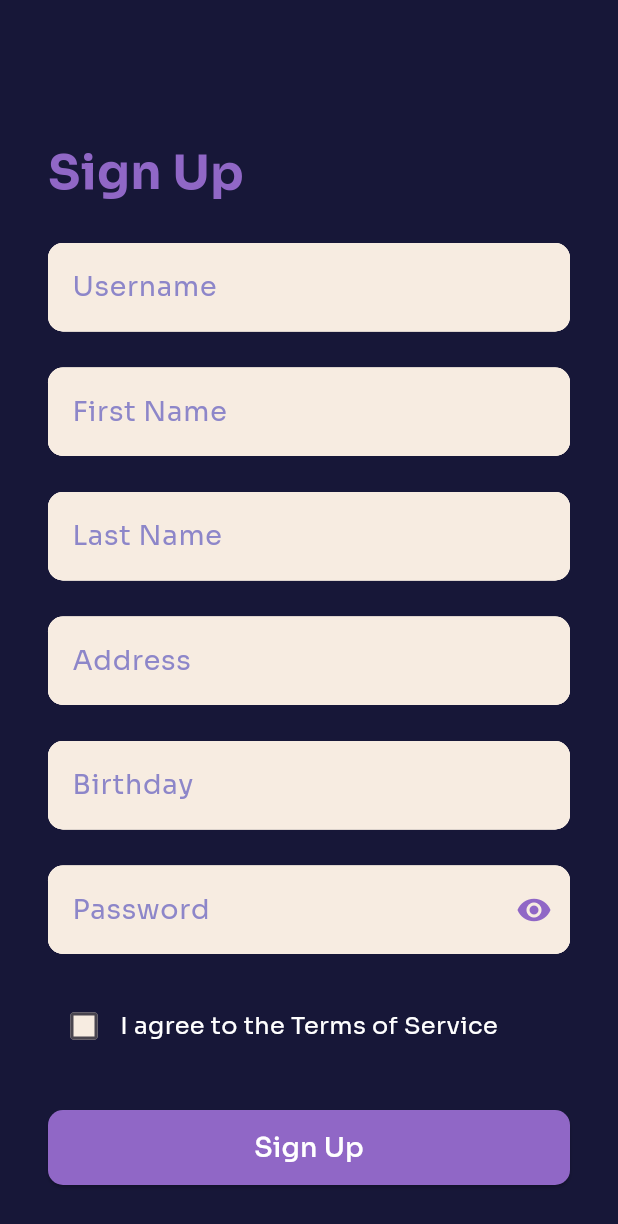
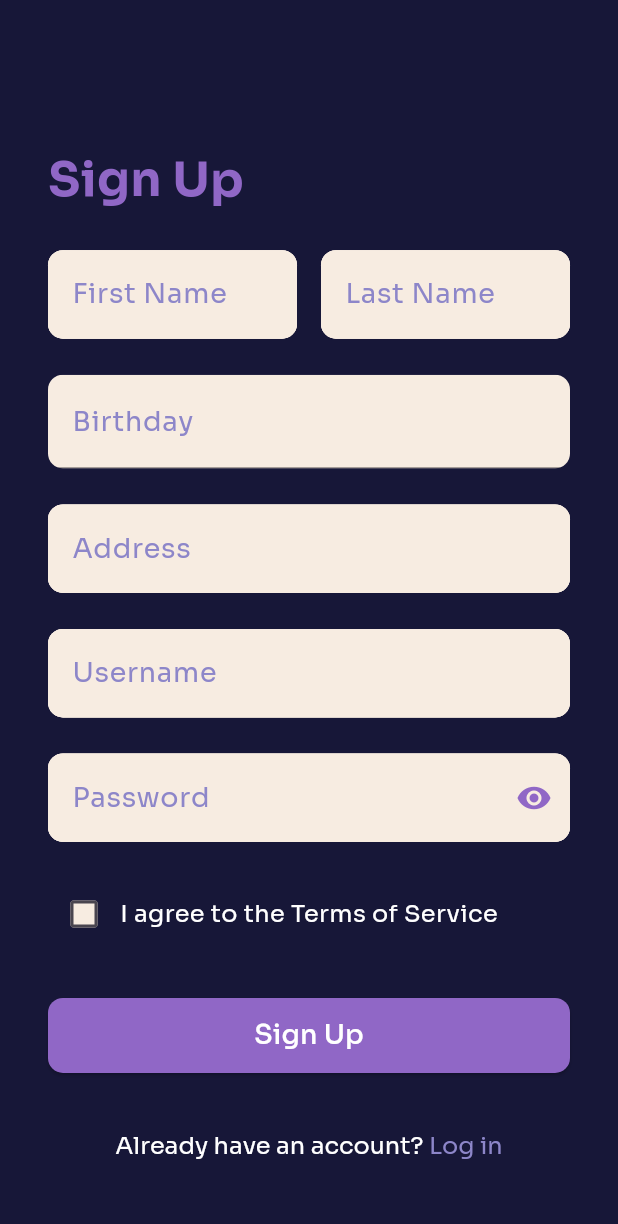
Before and after one commit to MustafaAlhasan404/MapProject, a Flutter app: the SignupPage screen opened directly, on a phone screen of 412 x 824 dp. Shown: the top 1224 px of the screen. Run offline on Flutter 3.47's test engine with Material 3 defaults, Android fonts, the light colour scheme and no system bars; our stand-ins replace google_fonts, google_nav_bar; missing offline and left inert: awesome_card.

Commit message:
New calender style birthday input

```diff
--- a/lib/signup.dart
+++ b/lib/signup.dart
@@ -1,4 +1,4 @@
-// ignore_for_file: use_build_context_synchronously, prefer_const_declarations, avoid_print, sort_child_properties_last, prefer_const_constructors, depend_on_referenced_packages, library_private_types_in_public_api
+// ignore_for_file: use_build_context_synchronously, prefer_const_declarations, avoid_print, sort_child_properties_last, prefer_const_constructors, depend_on_referenced_packages, library_private_types_in_public_api, use_super_parameters
 
 import 'dart:convert';
 import 'package:flutter/material.dart';
@@ -24,13 +24,30 @@ class _SignupPageState extends State<SignupPage> {
   bool _obscurePassword = true;
   bool _agreeToTerms = false;
 
+  DateTime _selectedDate = DateTime.now();
+
+  Future<void> _selectDate(BuildContext context) async {
+    DateTime? picked = await showDatePicker(
+      context: context,
+      initialDate: _selectedDate,
+      firstDate: DateTime(1900),
+      lastDate: DateTime.now(),
+    );
+
+    if (picked != null && picked != _selectedDate) {
+      setState(() {
+        _selectedDate = picked;
+        _birthdayController.text = "${picked.toLocal()}".split(' ')[0];
+      });
+    }
+  }
+
   @override
   Widget build(BuildContext context) {
     return Scaffold(
       backgroundColor: const Color(0xFF171738),
       body: Center(
         child: SingleChildScrollView(
-          child: Padding(
           padding: const EdgeInsets.all(32),
           child: Column(
             crossAxisAlignment: CrossAxisAlignment.start,
@@ -38,26 +55,47 @@ class _SignupPageState extends State<SignupPage> {
               const SizedBox(height: 60),
               _buildHeaderText('Sign Up'),
               const SizedBox(height: 24),
+              // First Row
+              Row(
+                children: [
+                  Expanded(
+                    child: _buildInputField('First Name', _firstNameController),
+                  ),
+                  const SizedBox(width: 16),
+                  Expanded(
+                    child: _buildInputField('Last Name', _lastNameController),
+                  ),
+                ],
+              ),
+              const SizedBox(height: 24),
+              // Second Row
+              _buildDateField(),
+              const SizedBox(height: 24),
+              // Third Row
+              _buildInputField('Address', _addressController),
+              const SizedBox(height: 24),
+              // Fourth Row
               _buildInputField('Username', _usernameController),
               const SizedBox(height: 24),
-                _buildInputField('First Name', _firstNameController),
-                const SizedBox(height: 24),
-                _buildInputField('Last Name', _lastNameController),
-                const SizedBox(height: 24),
-                _buildInputField('Address', _addressController),
-                const SizedBox(height: 24),
-                _buildInputField('Birthday', _birthdayController),
-                const SizedBox(height: 24),
+              // Fifth Row
               _buildPasswordInput(),
               const SizedBox(height: 24),
+              // Sixth Row
               _buildCheckboxText('I agree to the Terms of Service'),
               const SizedBox(height: 8),
               const SizedBox(height: 24),
-                _buildSignupButton(context),
+              // Seventh Row (Signup Button)
+              Align(
+                alignment: Alignment.center,
+                child: _buildSignupButton(context),
+              ),
               const SizedBox(height: 24),
-                _buildLoginButton(context),
+              // Eighth Row (Already have an account? Login in)
+              Align(
+                alignment: Alignment.center,
+                child: _buildLoginButton(context),
+              ),
             ],
-            ),
           ),
         ),
       ),
@@ -83,6 +121,24 @@ class _SignupPageState extends State<SignupPage> {
         controller: controller,
         style: _inputTextStyle(),
         decoration: _inputDecoration(label, backgroundColor: Color(0xFFF7ECE1)),
+      ),
+    );
+  }
+
+  Widget _buildDateField() {
+    return Center(
+      child: ClipRRect(
+        borderRadius: BorderRadius.circular(10.0),
+        child: GestureDetector(
+          onTap: () => _selectDate(context),
+          child: TextFormField(
+            controller: _birthdayController,
+            style: _inputTextStyle(),
+            enabled: false,
+            decoration: _birthdayInputDecoration('Birthday',
+                backgroundColor: Color(0xFFF7ECE1)),
+          ),
+        ),
       ),
     );
   }
@@ -216,7 +272,8 @@ class _SignupPageState extends State<SignupPage> {
       textStyle: const TextStyle(
         color: Colors.black,
         fontSize: 18,
-        fontWeight: FontWeight.bold,
+        fontWeight:
+            FontWeight.w600, // Change to FontWeight.normal or adjust as needed
       ),
     );
   }
@@ -249,6 +306,21 @@ class _SignupPageState extends State<SignupPage> {
       floatingLabelBehavior: FloatingLabelBehavior.never,
       fillColor: backgroundColor,
       filled: true,
+    );
+  }
+
+  InputDecoration _birthdayInputDecoration(String labelText,
+      {Widget? suffixIcon, Color? backgroundColor}) {
+    return _inputDecoration(labelText,
+            suffixIcon: suffixIcon, backgroundColor: backgroundColor)
+        .copyWith(
+      contentPadding: EdgeInsets.fromLTRB(
+        12.0,
+        0.0, // Set the top padding to 0.0 to vertically center the text
+        12.0,
+        18.0,
+      ),
+      isDense: true, // This will reduce the height of the TextFormField
     );
   }
 
@@ -289,7 +361,6 @@ class _SignupPageState extends State<SignupPage> {
         lastName.isEmpty ||
         address.isEmpty ||
         birthday.isEmpty) {
-      print('All fields are required');
       _showErrorMessage(
           'All fields are required. Please fill in all the fields.');
       return;
@@ -312,24 +383,17 @@ class _SignupPageState extends State<SignupPage> {
       );
 
       if (response.statusCode == 201) {
-        // Signup successful
-        // Navigate to the home screen
         Navigator.push(
           context,
-          MaterialPageRoute(
-              builder: (context) =>
-                  LoginPage()), // Replace with your actual login page class
+          MaterialPageRoute(builder: (context) => LoginPage()),
         );
       } else if (response.statusCode == 400) {
-        print('Signup failed: Username already exists');
         _showErrorMessage(
             'Username already exists. Please enter another username.');
       } else {
-        print('Signup failed');
         _showErrorMessage('Signup failed. Please try again later.');
       }
     } catch (error) {
-      print('Error: $error');
       _showErrorMessage(
           'An error occurred. Please check your network connection and try again.');
     }
```
Lines whose indentation alone changed are shown as unchanged.
